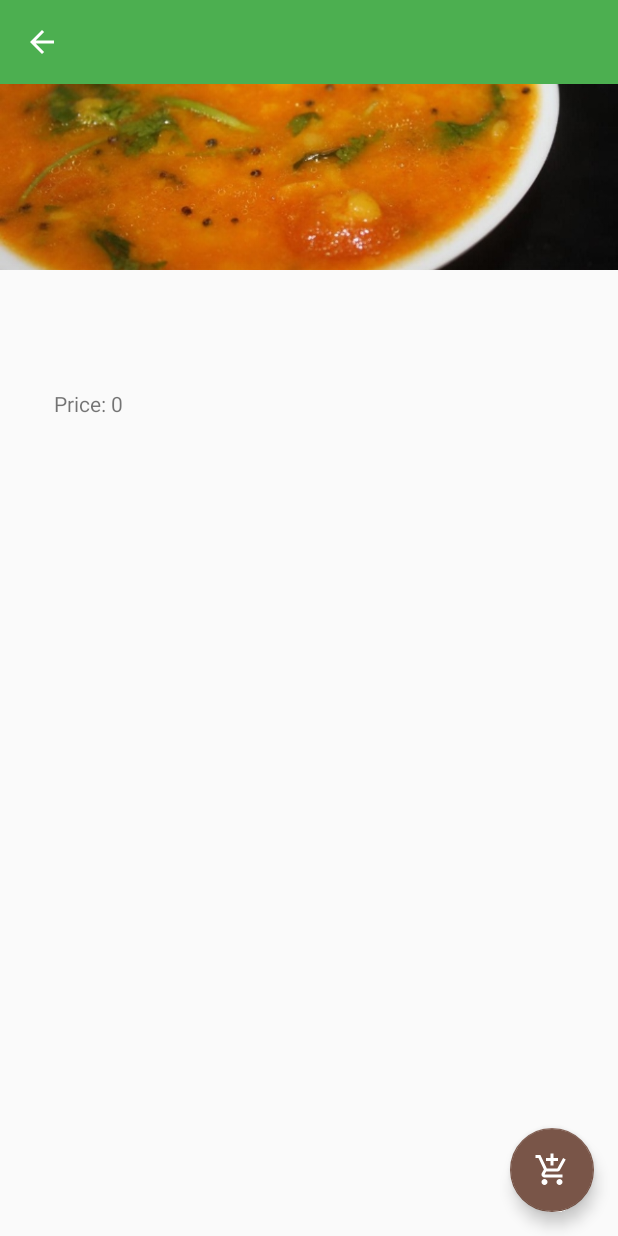
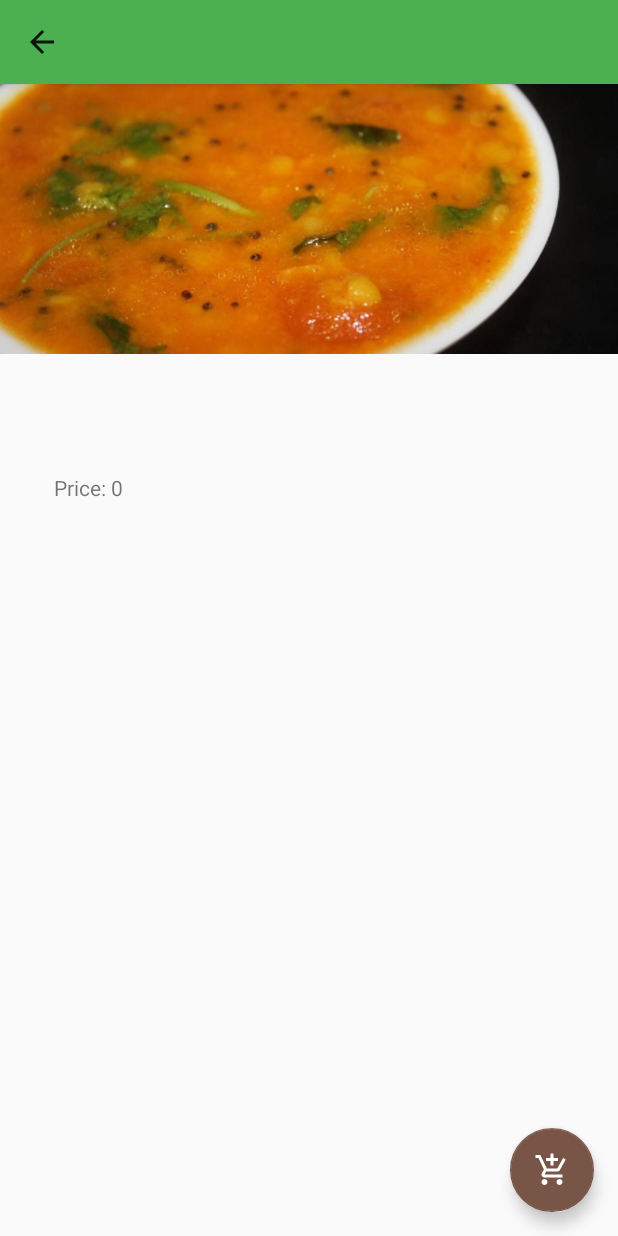
Before and after one commit to harishmurari07/CurryPot, an Android app: the CurryDetailActivity screen opened directly, with no data from a screen before it, on a phone screen of 412 x 824 dp. Run offline under Robolectric (Android 15) with nearby library versions, the phone set to English and light mode, and no system bars; 16 statements that could not run were skipped.

Commit message:
Removed toolbar, Added backdrop image in main activity

```diff
--- a/app/src/main/java/com/example/harishmurari/curries/ui/CurryDetailActivity.java
+++ b/app/src/main/java/com/example/harishmurari/curries/ui/CurryDetailActivity.java
@@ -53,14 +53,15 @@ public class CurryDetailActivity extends AppCompatActivity implements View.OnCli
     protected void onCreate(@Nullable Bundle savedInstanceState) {
         super.onCreate(savedInstanceState);
         setContentView(R.layout.activity_curry_detail);
-        toolbar = (Toolbar) findViewById(R.id.detail_toolbar);
-        toolbar.setTitle("");
+//        toolbar = (Toolbar) findViewById(R.id.detail_toolbar);
+//        toolbar.setTitle("");
+
         curryDescription = (TextView) findViewById(R.id.text_view_item_description);
         curryPrice = (TextView) findViewById(R.id.text_view_item_price);
         curryImage = (ImageView) findViewById(R.id.curryImage);
         final FloatingActionButton fab = (FloatingActionButton) findViewById(R.id.fab);
 
-        setSupportActionBar(toolbar);
+//        setSupportActionBar(toolbar);
         ActionBar supportActionBar = getSupportActionBar();
         if (supportActionBar != null) {
             supportActionBar.setDisplayHomeAsUpEnabled(true);
@@ -98,7 +99,7 @@ public class CurryDetailActivity extends AppCompatActivity implements View.OnCli
         cursor.moveToFirst();
 
         curryItem = new CurryItem(data);
-        toolbar.setTitle(curryItem.curryName);
+        setTitle(curryItem.curryName);
         curryDescription.setText(curryItem.curryDescription);
         curryPrice.setText(getString(R.string.curry_price, curryItem.curryPrice));
         curryImage.setImageResource(MyData.getResourceDrawable(curryItem.curryImage));
--- a/app/src/main/java/com/example/harishmurari/curries/ui/MainMenuActivity.java
+++ b/app/src/main/java/com/example/harishmurari/curries/ui/MainMenuActivity.java
@@ -36,8 +36,8 @@ public class MainMenuActivity extends AppCompatActivity implements LoaderManager
         super.onCreate(savedInstanceState);
         setContentView(R.layout.main_activity);
         initailizeStetho();
-        Toolbar toolbar = (Toolbar) findViewById(R.id.toolbar);
-        setSupportActionBar(toolbar);
+//        Toolbar toolbar = (Toolbar) findViewById(R.id.toolbar);
+//        setSupportActionBar(toolbar);
 
         final RecyclerView recyclerView = (RecyclerView) findViewById(R.id.recycler_view);
         LinearLayoutManager layoutManager = new LinearLayoutManager(this);
--- a/app/src/main/res/layout/activity_curry_detail.xml
+++ b/app/src/main/res/layout/activity_curry_detail.xml
@@ -25,13 +25,13 @@
                 android:adjustViewBounds="true"
                 android:scaleType="centerCrop"/>
 
-            <android.support.v7.widget.Toolbar
-                android:id="@+id/detail_toolbar"
-                android:layout_width="match_parent"
-                android:layout_height="?attr/actionBarSize"
-                android:background="?attr/colorPrimary"
-                app:layout_collapseMode="pin"
-                app:popupTheme="@style/AppTheme.PopupOverlay" />
+            <!--<android.support.v7.widget.Toolbar-->
+                <!--android:id="@+id/detail_toolbar"-->
+                <!--android:layout_width="match_parent"-->
+                <!--android:layout_height="?attr/actionBarSize"-->
+                <!--android:background="?attr/colorPrimary"-->
+                <!--app:layout_collapseMode="pin"-->
+                <!--app:popupTheme="@style/AppTheme.PopupOverlay" />-->
 
         </android.support.design.widget.CollapsingToolbarLayout>
 
--- a/app/src/main/res/values/styles.xml
+++ b/app/src/main/res/values/styles.xml
@@ -1,7 +1,7 @@
 <resources>
 
     <!-- Base application theme. -->
-    <style name="AppTheme" parent="Theme.AppCompat.Light.NoActionBar">
+    <style name="AppTheme" parent="Theme.AppCompat.Light">
         <!-- Customize your theme here. -->
         <item name="colorPrimary">@color/colorPrimary</item>
         <item name="colorPrimaryDark">@color/colorPrimaryDark</item>
```
Also changed, not shown: app/src/main/java/com/example/harishmurari/curries/ui/CartActivity.java (+4 -3 lines), app/src/main/res/layout/activity_cart.xml (+7 -7 lines), app/src/main/res/layout/main_activity.xml (+14 -7 lines), app/src/main/res/drawable/curry_pot_backdrop.png (added).
